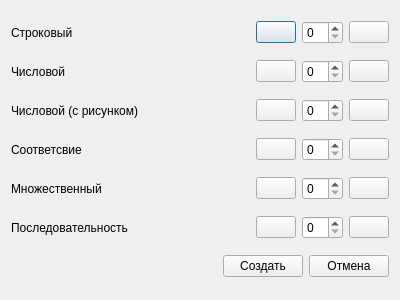
Old version of the form createdialog.ui in the repository OldBoots/StudentApp.
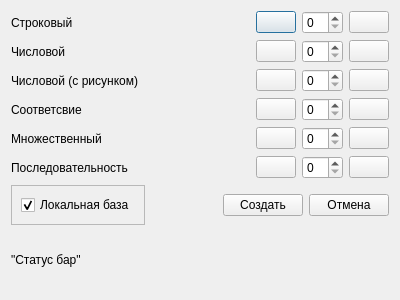
New version of the form.

What changed in the file:
```diff
--- a/createdialog.ui
+++ b/createdialog.ui
@@ -289,6 +289,34 @@
    </item>
    <item>
     <layout class="QHBoxLayout" name="horizontalLayout">
+     <item>
+      <widget class="QFrame" name="frame">
+       <property name="minimumSize">
+        <size>
+         <width>60</width>
+         <height>0</height>
+        </size>
+       </property>
+       <property name="frameShape">
+        <enum>QFrame::StyledPanel</enum>
+       </property>
+       <property name="frameShadow">
+        <enum>QFrame::Raised</enum>
+       </property>
+       <layout class="QHBoxLayout" name="horizontalLayout_2">
+        <item>
+         <widget class="QCheckBox" name="check_box_lockal_base">
+          <property name="text">
+           <string>Локальная база</string>
+          </property>
+          <property name="checked">
+           <bool>true</bool>
+          </property>
+         </widget>
+        </item>
+       </layout>
+      </widget>
+     </item>
      <item>
       <spacer name="horizontalSpacer_7">
        <property name="orientation">
@@ -318,6 +346,13 @@
      </item>
     </layout>
    </item>
+   <item>
+    <widget class="QLabel" name="label_status">
+     <property name="text">
+      <string>&quot;Статус бар&quot;</string>
+     </property>
+    </widget>
+   </item>
   </layout>
  </widget>
  <resources/>
```
